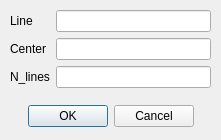
The window that isstools/dialogs/UpdatePiezoDialog.ui (NSLS-II-ISS/isstools) describes before a commit, drawn with Qt 5.
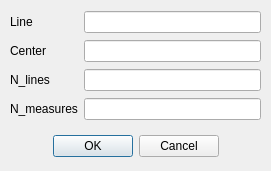
The same window after the commit.

Commit message: Piezo FB now gets center based on n_measures measurements

```diff
--- a/isstools/dialogs/UpdatePiezoDialog.ui
+++ b/isstools/dialogs/UpdatePiezoDialog.ui
@@ -6,8 +6,8 @@
    <rect>
     <x>0</x>
     <y>0</y>
-    <width>221</width>
-    <height>140</height>
+    <width>271</width>
+    <height>171</height>
    </rect>
   </property>
   <property name="windowTitle">
@@ -17,8 +17,8 @@
    <property name="geometry">
     <rect>
      <x>10</x>
-     <y>100</y>
-     <width>201</width>
+     <y>130</y>
+     <width>251</width>
      <height>32</height>
     </rect>
    </property>
@@ -37,8 +37,8 @@
     <rect>
      <x>10</x>
      <y>10</y>
-     <width>201</width>
-     <height>81</height>
+     <width>251</width>
+     <height>111</height>
     </rect>
    </property>
    <layout class="QGridLayout" name="gridLayout">
@@ -72,6 +72,16 @@
     <item row="2" column="1">
      <widget class="QLineEdit" name="lineEdit_3"/>
     </item>
+    <item row="3" column="1">
+     <widget class="QLineEdit" name="lineEdit_4"/>
+    </item>
+    <item row="3" column="0">
+     <widget class="QLabel" name="label_7">
+      <property name="text">
+       <string>N_measures</string>
+      </property>
+     </widget>
+    </item>
    </layout>
   </widget>
  </widget>
```
The commit also changes 2 other files.
